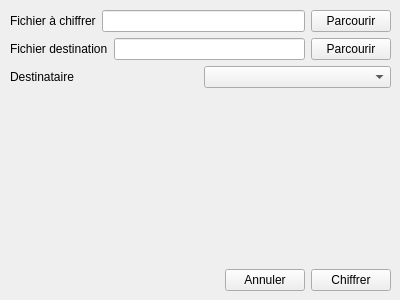
Old version of the form GuiPG/src/View/fileencryption.ui in the repository Diakakodo/GuiPG.
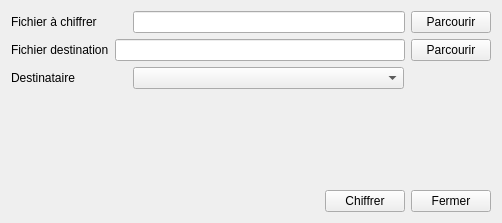
New version of the form.

Commit message: maj vue chiffrement, ajout de layout, la vue ressemble un peu plus à quelque chose au niveau du comportement

Diff of the .ui file:
```diff
--- a/GuiPG/src/View/fileencryption.ui
+++ b/GuiPG/src/View/fileencryption.ui
@@ -6,27 +6,32 @@
    <rect>
     <x>0</x>
     <y>0</y>
-    <width>400</width>
-    <height>300</height>
+    <width>502</width>
+    <height>223</height>
    </rect>
   </property>
   <property name="windowTitle">
    <string>Chiffrer un fichier</string>
   </property>
-  <widget class="QWidget" name="verticalLayoutWidget">
-   <property name="geometry">
-    <rect>
-     <x>10</x>
-     <y>10</y>
-     <width>381</width>
-     <height>281</height>
-    </rect>
-   </property>
+  <layout class="QVBoxLayout" name="verticalLayout_2">
+   <item>
    <layout class="QVBoxLayout" name="verticalLayout">
     <item>
      <layout class="QHBoxLayout" name="horizontalLayout">
       <item>
        <widget class="QLabel" name="pathLabel">
+         <property name="minimumSize">
+          <size>
+           <width>116</width>
+           <height>0</height>
+          </size>
+         </property>
+         <property name="maximumSize">
+          <size>
+           <width>116</width>
+           <height>16777215</height>
+          </size>
+         </property>
         <property name="text">
          <string>Fichier à chiffrer</string>
         </property>
@@ -69,6 +74,12 @@
      <layout class="QHBoxLayout" name="horizontalLayout_2">
       <item>
        <widget class="QLabel" name="destinationLabel">
+         <property name="maximumSize">
+          <size>
+           <width>116</width>
+           <height>16777215</height>
+          </size>
+         </property>
         <property name="text">
          <string>Destinataire</string>
         </property>
@@ -77,6 +88,22 @@
       <item>
        <widget class="QComboBox" name="comboBox"/>
       </item>
+       <item>
+        <spacer name="horizontalSpacer_2">
+         <property name="orientation">
+          <enum>Qt::Horizontal</enum>
+         </property>
+         <property name="sizeType">
+          <enum>QSizePolicy::Fixed</enum>
+         </property>
+         <property name="sizeHint" stdset="0">
+          <size>
+           <width>87</width>
+           <height>20</height>
+          </size>
+         </property>
+        </spacer>
+       </item>
      </layout>
     </item>
     <item>
@@ -155,13 +182,6 @@
         </property>
        </spacer>
       </item>
-      <item>
-       <widget class="QPushButton" name="exitButton">
-        <property name="text">
-         <string>Annuler</string>
-        </property>
-       </widget>
-      </item>
       <item>
        <widget class="QPushButton" name="okButton">
         <property name="text">
@@ -169,10 +189,18 @@
         </property>
        </widget>
       </item>
-     </layout>
-    </item>
-   </layout>
-  </widget>
+       <item>
+        <widget class="QPushButton" name="exitButton">
+         <property name="text">
+          <string>Fermer</string>
+         </property>
+        </widget>
+       </item>
+      </layout>
+     </item>
+    </layout>
+   </item>
+  </layout>
  </widget>
  <resources/>
  <connections/>
```
Left out of the diff: 3 changed lines with no effect on the pictures. Lines whose indentation alone changed are shown as unchanged.
